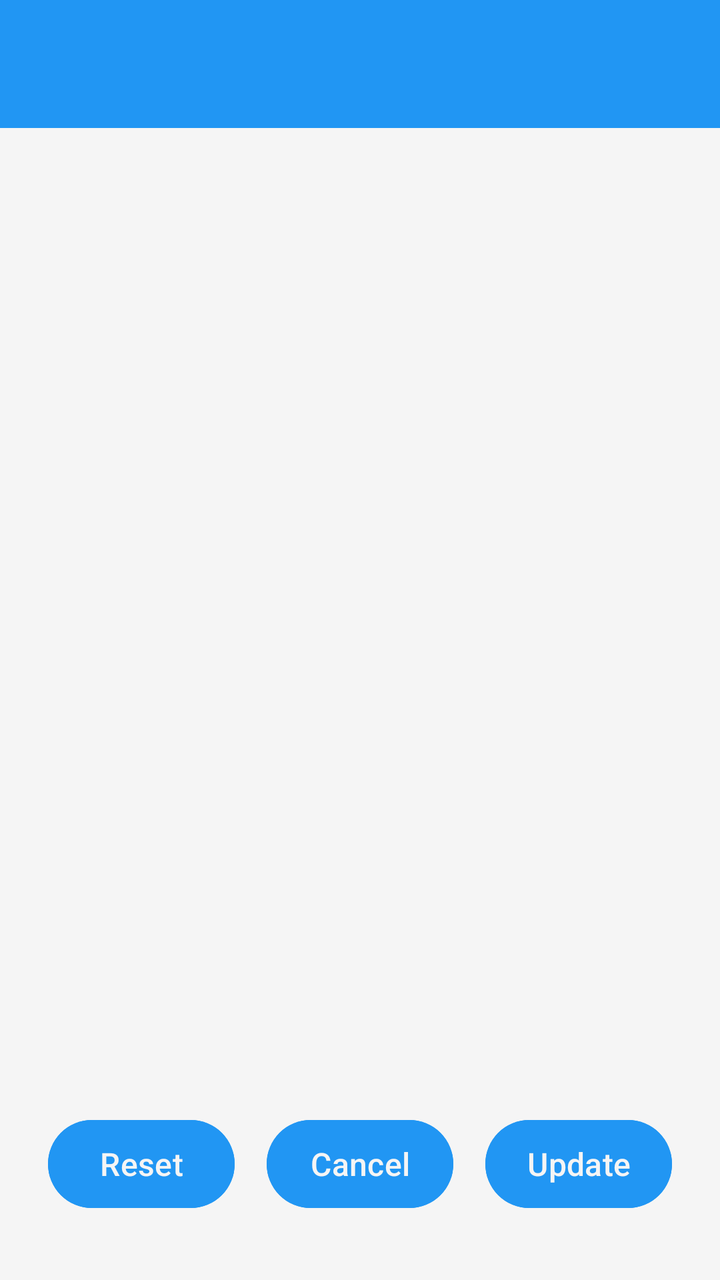
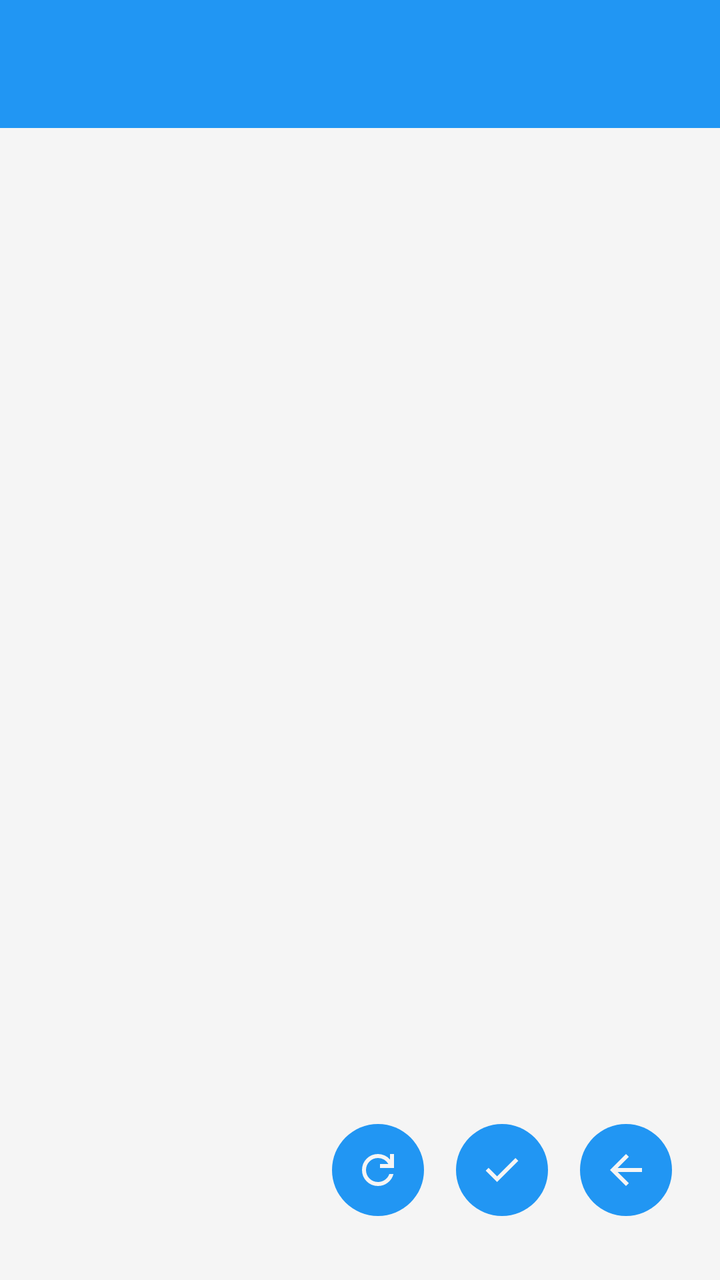

Two renders of the same Android screen: before a commit and after it. Below are the layout's source before the change and the commit's diff.
<!-- AndroidManifest.xml: application theme Theme.Freer -->
<!-- res/layout/activity_update_object.xml -->
<?xml version="1.0" encoding="utf-8"?>
<LinearLayout xmlns:android="http://schemas.android.com/apk/res/android"
    xmlns:app="http://schemas.android.com/apk/res-auto"
    xmlns:tools="http://schemas.android.com/tools"
    android:layout_width="match_parent"
    android:layout_height="match_parent"
    android:orientation="vertical"
    android:background="@color/main_background"
    android:windowSoftInputMode="adjustPan"
    tools:context=".ui.UpdateObjectActivity">

    <include layout="@layout/common_toolbar" />

    <LinearLayout
        android:layout_width="match_parent"
        android:layout_height="match_parent"
        android:orientation="vertical"
        android:padding="16dp">

        
        <ScrollView
            android:layout_width="match_parent"
            android:layout_height="0dp"
            android:layout_weight="1"
            android:layout_marginBottom="8dp">

            <LinearLayout
                android:id="@+id/inputFieldsContainer"
                android:layout_width="match_parent"
                android:layout_height="wrap_content"
                android:orientation="vertical" />

        </ScrollView>

        
        <LinearLayout
            android:id="@+id/buttonContainer"
            android:layout_width="match_parent"
            android:layout_height="wrap_content"
            android:orientation="horizontal"
            android:layout_marginTop="8dp"
            android:layout_marginBottom="8dp">

            <Button
                android:id="@+id/resetButton"
                style="@style/ButtonStyle"
                android:text="@string/reset" />

            <Button
                android:id="@+id/cancelButton"
                style="@style/ButtonStyle"
                android:text="@string/cancel" />

            <Button
                android:id="@+id/updateButton"
                style="@style/ButtonStyle"
                android:text="@string/update" />
        </LinearLayout>
    </LinearLayout>
</LinearLayout>
<!-- res/layout/common_toolbar.xml (included above) -->
<?xml version="1.0" encoding="utf-8"?>
<androidx.appcompat.widget.Toolbar xmlns:android="http://schemas.android.com/apk/res/android"
    xmlns:app="http://schemas.android.com/apk/res-auto"
    android:id="@+id/toolbar"
    android:layout_width="match_parent"
    android:layout_height="?attr/actionBarSize"
    android:background="@color/colorAccent"
    android:theme="@style/ThemeOverlay.Freer.Toolbar">

    <LinearLayout
        android:id="@+id/toolbar_fid_container"
        android:layout_width="wrap_content"
        android:layout_height="match_parent"
        android:layout_gravity="end"
        android:orientation="horizontal"
        android:gravity="center_vertical"
        android:paddingEnd="4dp"
        android:paddingStart="16dp"
        android:visibility="gone"
        android:clickable="true"
        android:focusable="true"
        android:background="?android:attr/selectableItemBackground">

        <TextView
            android:id="@+id/toolbar_fid_text"
            android:layout_width="wrap_content"
            android:layout_height="wrap_content"
            android:layout_marginEnd="8dp"
            android:text="FID123456789..."
            android:textColor="@android:color/white"
            android:textSize="14sp"
            android:maxLines="1"
            android:ellipsize="none" />

        <ImageView
            android:id="@+id/toolbar_avatar"
            android:layout_width="42dp"
            android:layout_height="42dp"
            android:background="@color/colorAccent"
            android:scaleType="centerCrop"
            android:contentDescription="@string/avatar" />

    </LinearLayout>

</androidx.appcompat.widget.Toolbar>
<!-- resources referenced by this layout -->
<resources>
  <color name="colorAccent">#2196F3</color>
  <color name="main_background">#F5F5F5</color>
  <string name="avatar">Avatar</string>
  <string name="cancel">Cancel</string>
  <string name="reset">Reset</string>
  <string name="update">Update</string>
  <style name="ButtonStyle">
          <item name="android:textColor">@color/main_background</item>
          <item name="android:backgroundTint">@color/colorAccent</item>
          <item name="android:paddingStart">8dp</item>
          <item name="android:paddingEnd">8dp</item>
          <item name="android:paddingTop">8dp</item>
          <item name="android:paddingBottom">8dp</item>
          <item name="android:textSize">16sp</item>
          <item name="android:textAllCaps">false</item>
          <item name="android:layout_width">wrap_content</item>
          <item name="android:layout_height">@dimen/button_height</item>
          <item name="android:layout_weight">1</item>
          <item name="android:layout_marginStart">4dp</item>
          <item name="android:layout_marginEnd">4dp</item>
          <item name="android:layout_margin">8dp</item>
          <item name="android:layout_gravity">center</item>
      </style>
  <style name="ThemeOverlay.Freer.Toolbar" parent="ThemeOverlay.AppCompat.ActionBar">
          <item name="android:textColorPrimary">@color/main_background</item>
          <item name="android:textColorSecondary">@color/main_background</item>
      </style>
  <style name="Theme.Freer" parent="Base.Theme.Freer" />
  <dimen name="button_height">52dp</dimen>
  <style name="Base.Theme.Freer" parent="Theme.Material3.DayNight.NoActionBar">
          <item name="colorPrimary">#2196F3</item>
          <item name="colorAccent">#2196F3</item>
          <item name="android:windowBackground">#FFFFFF</item>
          
          <item name="android:windowLayoutInDisplayCutoutMode">shortEdges</item>
          <item name="android:enforceNavigationBarContrast">false</item>
          <item name="android:enforceStatusBarContrast">false</item>
          <item name="android:statusBarColor">@android:color/transparent</item>
          <item name="android:navigationBarColor">@android:color/transparent</item>
          <item name="android:windowLightStatusBar">true</item>
          <item name="android:windowLightNavigationBar">true</item>
      </style>
</resources>

<!-- the commit's change to res/layout/activity_update_object.xml (unified diff, before → after) -->
@@ -39,22 +39,27 @@
             android:layout_height="wrap_content"
             android:orientation="horizontal"
             android:layout_marginTop="8dp"
-            android:layout_marginBottom="8dp">
+            android:layout_marginBottom="8dp"
+            android:gravity="end">
 
-            <Button
+            <ImageButton
                 android:id="@+id/resetButton"
-                style="@style/ButtonStyle"
-                android:text="@string/reset" />
+                style="@style/ImageButtonStyle"
+                android:src="@drawable/ic_refresh"
+                android:contentDescription="@string/reset" />
 
-            <Button
-                android:id="@+id/cancelButton"
-                style="@style/ButtonStyle"
-                android:text="@string/cancel" />
 
-            <Button
+            <ImageButton
                 android:id="@+id/updateButton"
-                style="@style/ButtonStyle"
-                android:text="@string/update" />
+                style="@style/ImageButtonStyle"
+                android:src="@drawable/ic_tick"
+                android:contentDescription="@string/update" />
+
+            <ImageButton
+                android:id="@+id/back_button"
+                style="@style/ImageButtonStyle"
+                android:src="@drawable/ic_back"
+                android:contentDescription="@string/back" />
         </LinearLayout>
     </LinearLayout>
 </LinearLayout>
@@ -65,7 +70,7 @@
     android:id="@+id/toolbar"
     android:layout_width="match_parent"
     android:layout_height="?attr/actionBarSize"
-    android:background="@color/colorAccent"
+    android:background="@color/accent"
     android:theme="@style/ThemeOverlay.Freer.Toolbar">
 
     <LinearLayout
@@ -74,30 +79,31 @@
         android:layout_height="match_parent"
         android:layout_gravity="end"
         android:orientation="horizontal"
-        android:gravity="center_vertical"
-        android:paddingEnd="4dp"
-        android:paddingStart="16dp"
+        android:gravity="end|center_vertical"
         android:visibility="gone"
         android:clickable="true"
         android:focusable="true"
+        android:paddingStart="8dp"
+        android:paddingEnd="16dp"
         android:background="?android:attr/selectableItemBackground">
 
         <TextView
             android:id="@+id/toolbar_fid_text"
-            android:layout_width="wrap_content"
+            android:layout_width="130dp"
             android:layout_height="wrap_content"
-            android:layout_marginEnd="8dp"
-            android:text="FID123456789..."
-            android:textColor="@android:color/white"
+            android:textColor="@color/main_background"
+            android:paddingStart="8dp"
+            android:paddingEnd="4dp"
             android:textSize="14sp"
             android:maxLines="1"
-            android:ellipsize="none" />
+            android:gravity="end"
+            android:ellipsize="middle" />
 
         <ImageView
             android:id="@+id/toolbar_avatar"
             android:layout_width="42dp"
             android:layout_height="42dp"
-            android:background="@color/colorAccent"
+            android:background="@color/accent"
             android:scaleType="centerCrop"
             android:contentDescription="@string/avatar" />
 
<!-- resource entries referenced after the edit -->
@@ -1,34 +1,61 @@
 <!-- resources referenced by this layout -->
 <resources>
-  <color name="colorAccent">#2196F3</color>
+  <color name="accent">#2196F3</color>
   <color name="main_background">#F5F5F5</color>
+  <!-- drawable ic_back (drawable) -->
+  <vector xmlns:android="http://schemas.android.com/apk/res/android"
+      android:width="24dp"
+      android:height="24dp"
+      android:viewportWidth="960"
+      android:viewportHeight="960">
+    <path
+        android:pathData="m313,520 l224,224 -57,56 -320,-320 320,-320 57,56 -224,224h487v80L313,520Z"
+        android:fillColor="@color/main_background"/>
+  </vector>
+  <!-- drawable ic_refresh (drawable) -->
+  <vector xmlns:android="http://schemas.android.com/apk/res/android"
+      android:width="24dp"
+      android:height="24dp"
+      android:viewportWidth="960"
+      android:viewportHeight="960">
+    <path
+        android:pathData="M480,800q-134,0 -227,-93t-93,-227q0,-134 93,-227t227,-93q69,0 132,28.5T720,270v-110h80v280L520,440v-80h168q-32,-56 -87.5,-88T480,240q-100,0 -170,70t-70,170q0,100 70,170t170,70q77,0 139,-44t87,-116h84q-28,106 -114,173t-196,67Z"
+        android:fillColor="#000000"/>
+  </vector>
+  <!-- drawable ic_tick (drawable) -->
+  <vector xmlns:android="http://schemas.android.com/apk/res/android"
+      android:width="24dp"
+      android:height="24dp"
+      android:viewportWidth="960"
+      android:viewportHeight="960">
+    <path
+        android:pathData="M382,720 L154,492l57,-57 171,171 367,-367 57,57 -424,424Z"
+        android:fillColor="#75FB4C"/>
+  </vector>
   <string name="avatar">Avatar</string>
-  <string name="cancel">Cancel</string>
+  <string name="back">Back</string>
   <string name="reset">Reset</string>
   <string name="update">Update</string>
-  <style name="ButtonStyle">
-          <item name="android:textColor">@color/main_background</item>
-          <item name="android:backgroundTint">@color/colorAccent</item>
-          <item name="android:paddingStart">8dp</item>
-          <item name="android:paddingEnd">8dp</item>
-          <item name="android:paddingTop">8dp</item>
-          <item name="android:paddingBottom">8dp</item>
-          <item name="android:textSize">16sp</item>
-          <item name="android:textAllCaps">false</item>
-          <item name="android:layout_width">wrap_content</item>
-          <item name="android:layout_height">@dimen/button_height</item>
-          <item name="android:layout_weight">1</item>
-          <item name="android:layout_marginStart">4dp</item>
-          <item name="android:layout_marginEnd">4dp</item>
+  <style name="ImageButtonStyle">
+          <item name="android:layout_width">46dp</item>
+          <item name="android:layout_height">46dp</item>
           <item name="android:layout_margin">8dp</item>
-          <item name="android:layout_gravity">center</item>
+          <item name="android:background">@drawable/bg_round_accent</item>
+          <item name="android:tint">@color/main_background</item>
+          <item name="android:scaleType">centerInside</item>
+          <item name="android:padding">8dp</item>
       </style>
   <style name="ThemeOverlay.Freer.Toolbar" parent="ThemeOverlay.AppCompat.ActionBar">
           <item name="android:textColorPrimary">@color/main_background</item>
           <item name="android:textColorSecondary">@color/main_background</item>
       </style>
   <style name="Theme.Freer" parent="Base.Theme.Freer" />
-  <dimen name="button_height">52dp</dimen>
+  <!-- drawable bg_round_accent (drawable) -->
+  <?xml version="1.0" encoding="utf-8"?>
+  <shape xmlns:android="http://schemas.android.com/apk/res/android"
+      android:shape="oval">
+      <solid android:color="@color/accent" />
+  </shape>
   <style name="Base.Theme.Freer" parent="Theme.Material3.DayNight.NoActionBar">
           <item name="colorPrimary">#2196F3</item>
           <item name="colorAccent">#2196F3</item>
